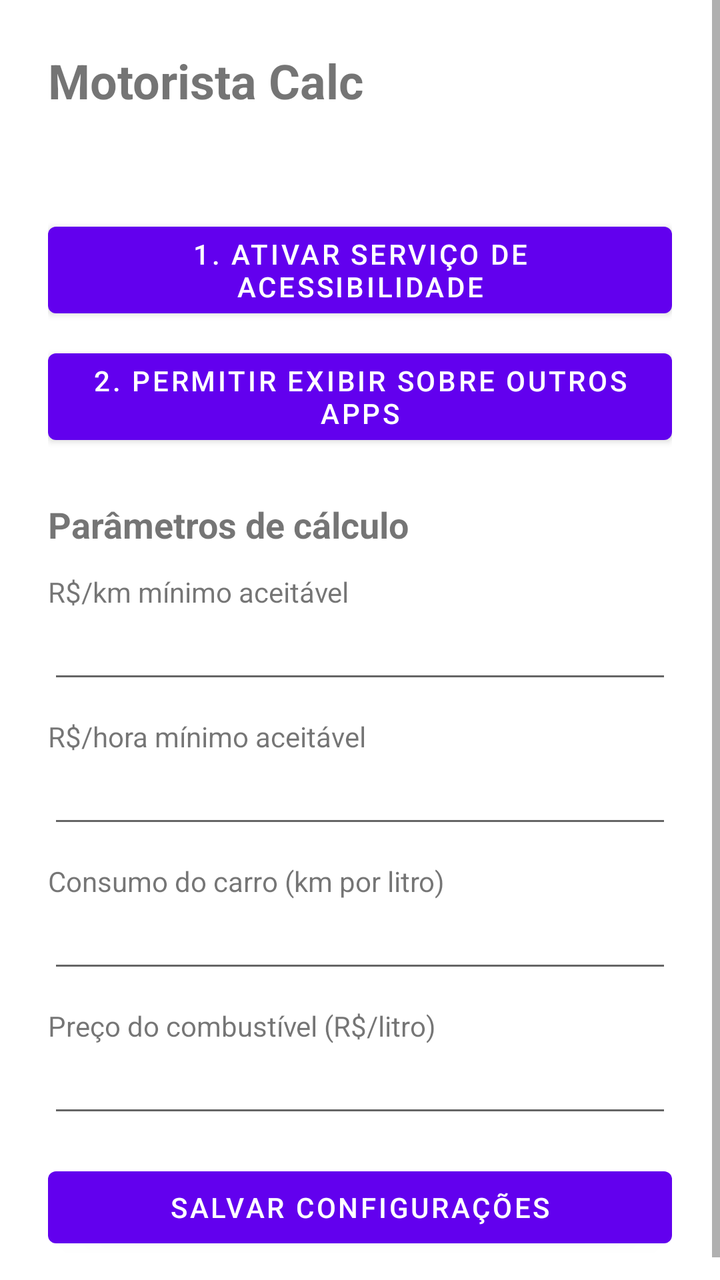
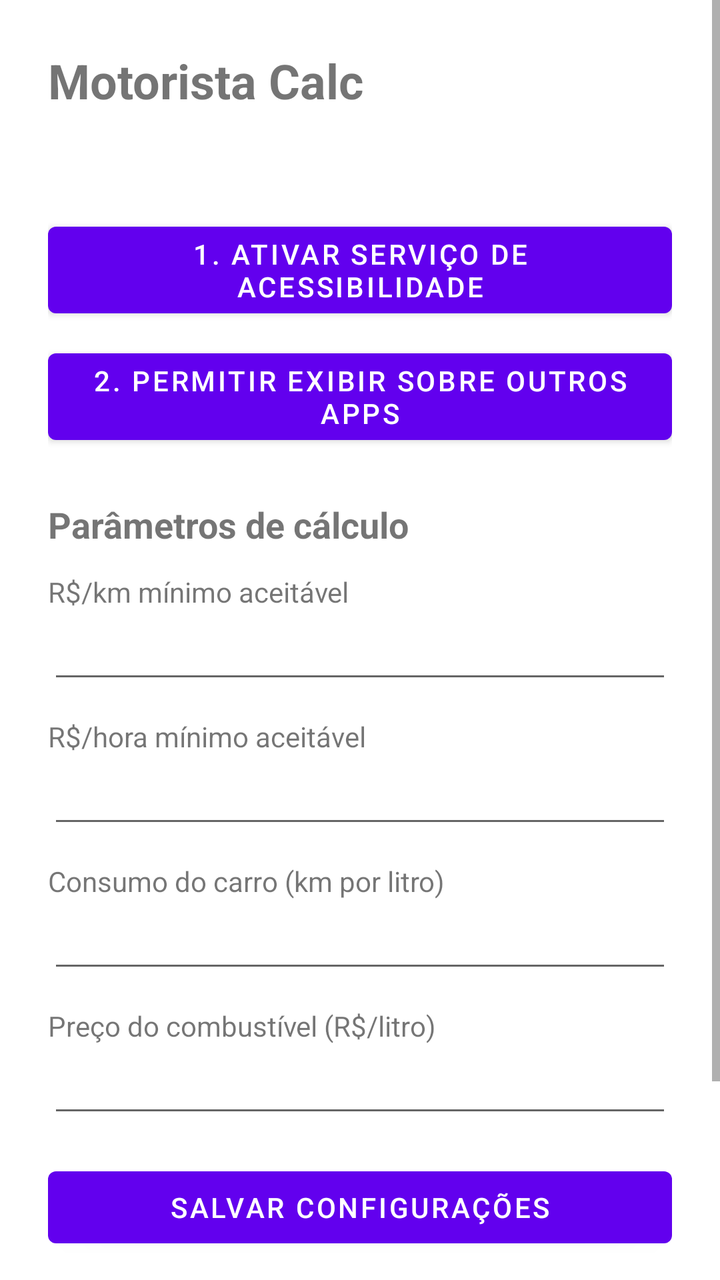

Two renders of the same Android screen: before a commit and after it. Below are the layout's source before the change and the commit's diff.
<!-- AndroidManifest.xml: application theme Theme.MaterialComponents.DayNight.NoActionBar -->
<!-- res/layout/activity_main.xml -->
<?xml version="1.0" encoding="utf-8"?>
<ScrollView xmlns:android="http://schemas.android.com/apk/res/android"
    android:layout_width="match_parent"
    android:layout_height="match_parent">

    <LinearLayout
        android:layout_width="match_parent"
        android:layout_height="wrap_content"
        android:orientation="vertical"
        android:padding="24dp">

        <TextView
            android:layout_width="wrap_content"
            android:layout_height="wrap_content"
            android:text="Motorista Calc"
            android:textSize="24sp"
            android:textStyle="bold"
            android:layout_marginBottom="16dp" />

        <TextView
            android:id="@+id/txtStatus"
            android:layout_width="match_parent"
            android:layout_height="wrap_content"
            android:layout_marginBottom="16dp" />

        <Button
            android:id="@+id/btnAtivarAcessibilidade"
            android:layout_width="match_parent"
            android:layout_height="wrap_content"
            android:text="1. Ativar serviço de acessibilidade" />

        <Button
            android:id="@+id/btnPermitirOverlay"
            android:layout_width="match_parent"
            android:layout_height="wrap_content"
            android:layout_marginTop="8dp"
            android:text="2. Permitir exibir sobre outros apps" />

        <TextView
            android:layout_width="wrap_content"
            android:layout_height="wrap_content"
            android:layout_marginTop="24dp"
            android:text="Parâmetros de cálculo"
            android:textSize="18sp"
            android:textStyle="bold" />

        <TextView
            android:layout_width="wrap_content"
            android:layout_height="wrap_content"
            android:layout_marginTop="12dp"
            android:text="R$/km mínimo aceitável" />
        <EditText
            android:id="@+id/edtMinKm"
            android:layout_width="match_parent"
            android:layout_height="wrap_content"
            android:inputType="numberDecimal" />

        <TextView
            android:layout_width="wrap_content"
            android:layout_height="wrap_content"
            android:layout_marginTop="12dp"
            android:text="R$/hora mínimo aceitável" />
        <EditText
            android:id="@+id/edtMinHora"
            android:layout_width="match_parent"
            android:layout_height="wrap_content"
            android:inputType="numberDecimal" />

        <TextView
            android:layout_width="wrap_content"
            android:layout_height="wrap_content"
            android:layout_marginTop="12dp"
            android:text="Consumo do carro (km por litro)" />
        <EditText
            android:id="@+id/edtConsumo"
            android:layout_width="match_parent"
            android:layout_height="wrap_content"
            android:inputType="numberDecimal" />

        <TextView
            android:layout_width="wrap_content"
            android:layout_height="wrap_content"
            android:layout_marginTop="12dp"
            android:text="Preço do combustível (R$/litro)" />
        <EditText
            android:id="@+id/edtPrecoCombustivel"
            android:layout_width="match_parent"
            android:layout_height="wrap_content"
            android:inputType="numberDecimal" />

        <Button
            android:id="@+id/btnSalvar"
            android:layout_width="match_parent"
            android:layout_height="wrap_content"
            android:layout_marginTop="16dp"
            android:text="Salvar configurações" />

    </LinearLayout>
</ScrollView>
<!-- resources referenced by this layout -->
<resources>

</resources>

<!-- the commit's change to res/layout/activity_main.xml (unified diff, before → after) -->
@@ -95,5 +95,21 @@
             android:layout_marginTop="16dp"
             android:text="Salvar configurações" />
 
+        <Button
+            android:id="@+id/btnVerDebug"
+            android:layout_width="match_parent"
+            android:layout_height="wrap_content"
+            android:layout_marginTop="24dp"
+            android:text="🐛 Ver último texto capturado (debug)" />
+
+        <TextView
+            android:id="@+id/txtDebug"
+            android:layout_width="match_parent"
+            android:layout_height="wrap_content"
+            android:layout_marginTop="12dp"
+            android:textIsSelectable="true"
+            android:fontFamily="monospace"
+            android:textSize="11sp" />
+
     </LinearLayout>
 </ScrollView>
